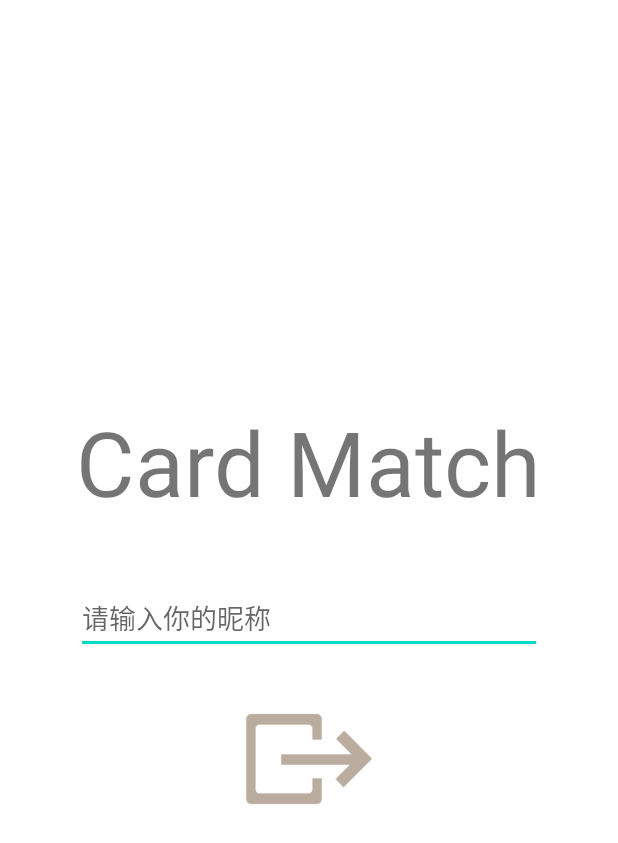
After one commit to Someonesz/CardMatch, an Android app: the fragment InputUserDataFragment shown on its own in the app's theme, on a phone screen of 412 x 824 dp. The commit adds this screen. Shown: the top 843 px of the screen. Run offline under Robolectric (Android 15) with nearby library versions, the phone set to English and light mode, and no system bars.

Commit message:
添加欢迎页面
SplashActivity

```diff
--- a/app/src/main/java/top/someones/cardmatch/ui/game/GameActivity.java
+++ b/app/src/main/java/top/someones/cardmatch/ui/game/GameActivity.java
@@ -70,7 +70,7 @@ public class GameActivity extends BaseActivity {
             Toast.makeText(this, "游戏初始化失败", Toast.LENGTH_LONG).show();
             this.finish();
         }
-        mNikeName = getSharedPreferences("user", Context.MODE_PRIVATE).getString("nikeName", null);
+        mNikeName = getSharedPreferences("game", Context.MODE_PRIVATE).getString("nickName", null);
         mDatabaseHelper = new DatabaseHelper(this);
         mHttpClient = new OkHttpClient();
         getWindowManager().getDefaultDisplay().getSize(mRankDialogSize);
--- /dev/null
+++ b/app/src/main/java/top/someones/cardmatch/ui/splash/InputUserDataFragment.java
@@ -0,0 +1,88 @@
+package top.someones.cardmatch.ui.splash;
+
+import android.content.Context;
+import android.content.Intent;
+import android.content.SharedPreferences;
+import android.os.Bundle;
+
+import androidx.annotation.NonNull;
+import androidx.annotation.Nullable;
+import androidx.fragment.app.Fragment;
+
+import android.view.KeyEvent;
+import android.view.LayoutInflater;
+import android.view.View;
+import android.view.ViewGroup;
+import android.view.inputmethod.InputMethodManager;
+import android.widget.Toast;
+
+import org.jetbrains.annotations.NotNull;
+
+import top.someones.cardmatch.R;
+import top.someones.cardmatch.databinding.FragmentInputUserDataBinding;
+import top.someones.cardmatch.ui.main.MainActivity;
+
+/**
+ * 欢迎页面最后一页
+ * 询问昵称并保存
+ */
+public class InputUserDataFragment extends Fragment {
+
+    private InputMethodManager mInputMethodManager;
+
+    /**
+     * 使用此工厂方法创建此片段的新实例。
+     *
+     * @return 片段WelcomeFragment的新实例。
+     */
+    public static InputUserDataFragment newInstance() {
+        return new InputUserDataFragment();
+    }
+
+    @Override
+    public void onCreate(Bundle savedInstanceState) {
+        super.onCreate(savedInstanceState);
+        mInputMethodManager = (InputMethodManager) getContext().getSystemService(Context.INPUT_METHOD_SERVICE);
+    }
+
+    @Override
+    public View onCreateView(@NotNull LayoutInflater inflater, ViewGroup container, Bundle savedInstanceState) {
+        // 膨胀此Fragment的布局
+        return inflater.inflate(R.layout.fragment_input_user_data, container, false);
+    }
+
+    @Override
+    public void onViewCreated(@NonNull View view, @Nullable Bundle savedInstanceState) {
+        super.onViewCreated(view, savedInstanceState);
+        // 视图创建完成，绑定事件
+        FragmentInputUserDataBinding viewBinding = FragmentInputUserDataBinding.bind(view);
+        viewBinding.nickName.setOnKeyListener((v, keyCode, event) -> {
+            if (keyCode == KeyEvent.KEYCODE_ENTER) {
+                if (event.getAction() == KeyEvent.ACTION_UP) {
+                    if (mInputMethodManager != null)
+                        mInputMethodManager.hideSoftInputFromWindow(v.getWindowToken(), InputMethodManager.HIDE_NOT_ALWAYS);
+                    submit(viewBinding.nickName.getText().toString().trim());
+                }
+                return true;
+            }
+            return false;
+        });
+        viewBinding.submit.setOnClickListener(v -> submit(viewBinding.nickName.getText().toString().trim()));
+    }
+
+    private void submit(String nickName) {
+        if (nickName.length() < 1) {
+            Toast.makeText(getContext(), "请输入昵称", Toast.LENGTH_SHORT).show();
+        } else {
+            Context context = getContext();
+            if (context == null)
+                return;
+            SharedPreferences.Editor editor = context.getSharedPreferences("game", Context.MODE_PRIVATE).edit();
+            editor.putString("nickName", nickName);
+            editor.apply();
+            Intent intent = new Intent(getContext(), MainActivity.class);
+            intent.setFlags(Intent.FLAG_ACTIVITY_NEW_TASK | Intent.FLAG_ACTIVITY_CLEAR_TASK);
+            startActivity(intent);
+        }
+    }
+}
--- /dev/null
+++ b/app/src/main/res/layout/fragment_input_user_data.xml
@@ -0,0 +1,45 @@
+<?xml version="1.0" encoding="utf-8"?>
+<FrameLayout xmlns:android="http://schemas.android.com/apk/res/android"
+    xmlns:tools="http://schemas.android.com/tools"
+    android:layout_width="match_parent"
+    android:layout_height="match_parent"
+    tools:context=".ui.splash.InputUserDataFragment">
+
+    <ImageView
+        android:layout_width="match_parent"
+        android:layout_height="match_parent"
+        android:visibility="gone" />
+
+    <LinearLayout
+        android:layout_width="wrap_content"
+        android:layout_height="wrap_content"
+        android:layout_gravity="center"
+        android:gravity="center"
+        android:orientation="vertical">
+
+        <TextView
+            android:layout_width="wrap_content"
+            android:layout_height="wrap_content"
+            android:layout_marginBottom="40dp"
+            android:text="Card Match"
+            android:textSize="60sp" />
+
+        <EditText
+            android:id="@+id/nickName"
+            android:layout_width="match_parent"
+            android:layout_height="wrap_content"
+            android:autofillHints=""
+            android:hint="请输入你的昵称"
+            android:imeOptions="actionGo"
+            android:inputType="text" />
+
+        <ImageView
+            android:id="@+id/submit"
+            android:layout_width="100dp"
+            android:layout_height="100dp"
+            android:layout_marginTop="20dp"
+            android:src="@drawable/action_exit" />
+
+    </LinearLayout>
+
+</FrameLayout>
--- /dev/null
+++ b/app/src/main/res/layout/navigation_item_layout.xml
@@ -0,0 +1,6 @@
+<?xml version="1.0" encoding="utf-8"?>
+<ImageView xmlns:android="http://schemas.android.com/apk/res/android"
+    android:layout_width="20dp"
+    android:layout_height="20dp"
+    android:contentDescription="Spot Image"
+    android:src="@drawable/ic_spot" />
```
Also changed, not shown: app/src/main/AndroidManifest.xml (+9 -7 lines), app/src/main/java/top/someones/cardmatch/ui/splash/NavigationAdapter.java (added, +55 -0 lines), app/src/main/java/top/someones/cardmatch/ui/splash/SplashActivity.java (added, +64 -0 lines), app/src/main/java/top/someones/cardmatch/ui/splash/SplashPageAdapter.java (added, +29 -0 lines), app/src/main/java/top/someones/cardmatch/ui/splash/WelcomeFragment.java (added, +62 -0 lines), app/src/main/res/layout/activity_splash.xml (added, +21 -0 lines), app/src/main/res/layout/fragment_welcome.xml (added, +15 -0 lines), app/src/main/res/drawable/ic_spot.png (added), app/src/main/res/mipmap-xxxhdpi/page1.png (added), app/src/main/res/mipmap-xxxhdpi/page2.png (added), app/src/main/res/mipmap-xxxhdpi/page3.png (added), app/src/main/res/mipmap-xxxhdpi/page4.png (added).
